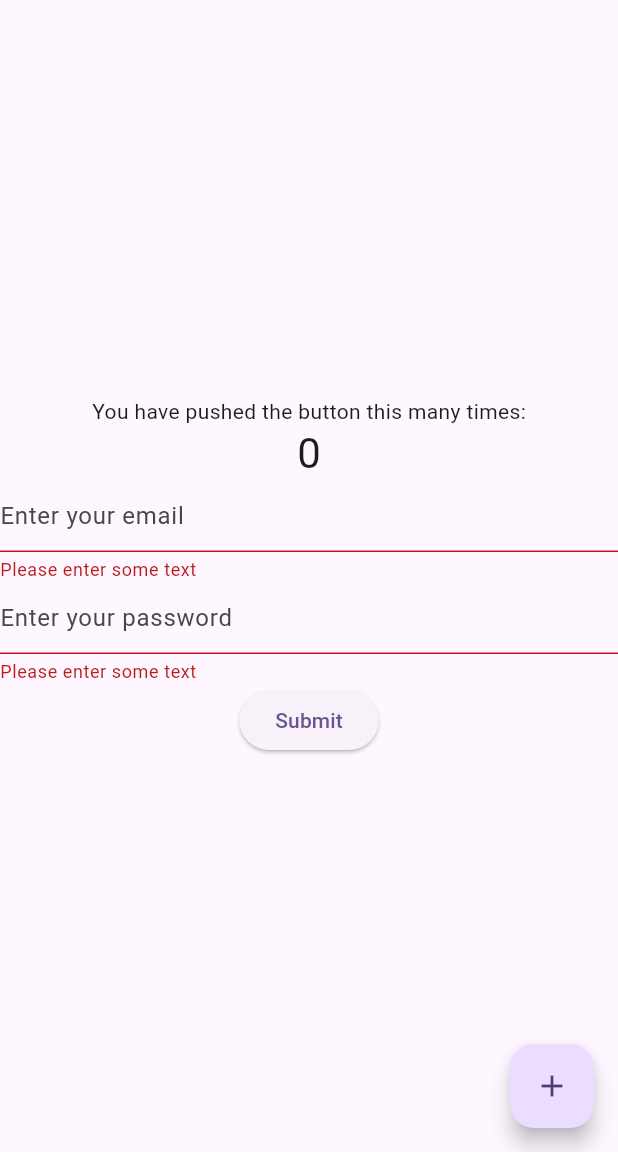
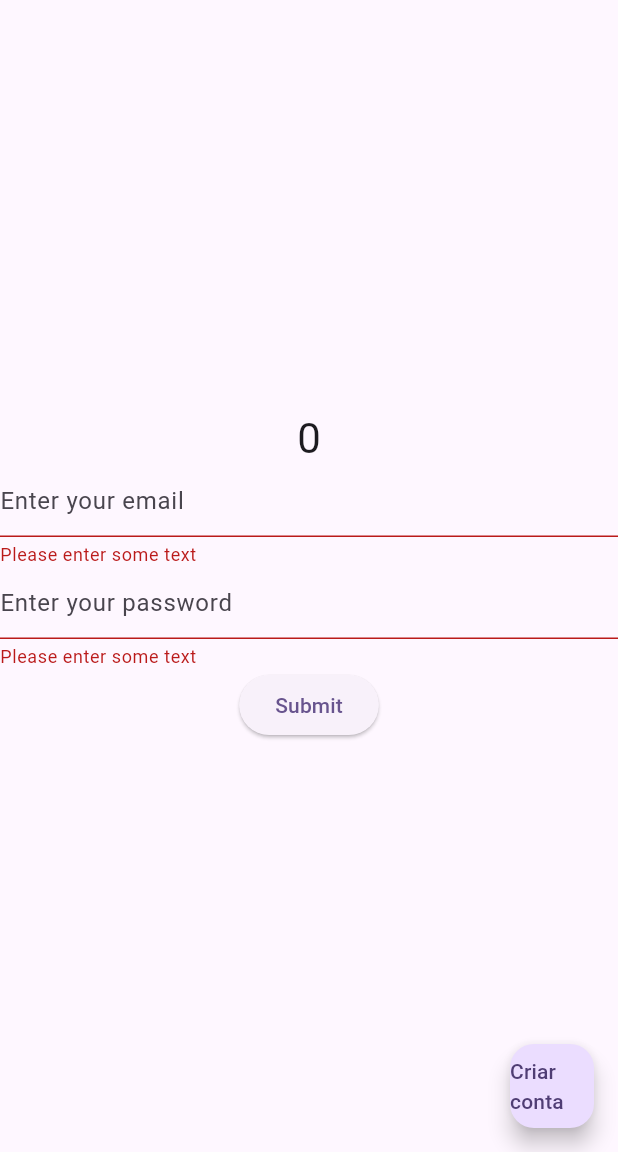
Before and after one commit to Vinicius-de-Morais/keep-inventory, a Flutter app: the screen it shows after launch, after a tap on "Submit", on a phone screen of 412 x 824 dp, the part 84-1236 px from its top. Run offline on Flutter 3.47's test engine with Material 3 defaults, Android fonts, the phone set to English and light mode, and no system bars; missing offline and left inert: orm, orm_flutter; statements that could not run were skipped.

Commit message:
commit foda

```diff
--- a/lib/main.dart
+++ b/lib/main.dart
@@ -1,4 +1,7 @@
+import 'package:flutter/cupertino.dart';
 import 'package:flutter/material.dart';
+import 'package:keep_inventory/services/account_controller.dart';
+import 'package:keep_inventory/widgets/account_register_form.dart';
 import 'package:keep_inventory/widgets/loginForm.dart';
 
 import '_generated_prisma_client/model.dart';
@@ -56,9 +59,6 @@ class _MyHomePageState extends State<MyHomePage> {
         child: Column(
           mainAxisAlignment: MainAxisAlignment.center,
           children: <Widget>[
-            const Text(
-              'You have pushed the button this many times:',
-            ),
             Text(
               '$_counter',
               style: Theme.of(context).textTheme.headlineMedium,
@@ -70,10 +70,17 @@ class _MyHomePageState extends State<MyHomePage> {
         ),
       ),
       floatingActionButton: FloatingActionButton(
-        onPressed: _incrementCounter,
-        tooltip: 'Increment',
-        child: const Icon(Icons.add),
-      ),
+          onPressed: () => {
+                Navigator.push(
+                  context,
+                  CupertinoPageRoute(
+                      builder: (context) => AccountRegisterForm(
+                          accountController: AccountController(prisma))),
+                )
+              },
+          tooltip: 'criar conta',
+          child: const Text("Criar conta") //const Icon(Icons.add),
+          ),
     );
   }
 }
```
Also changed, not shown: lib/services/account_controller.dart (added, +20 -0 lines), lib/widgets/account_register_form.dart (added, +73 -0 lines).
